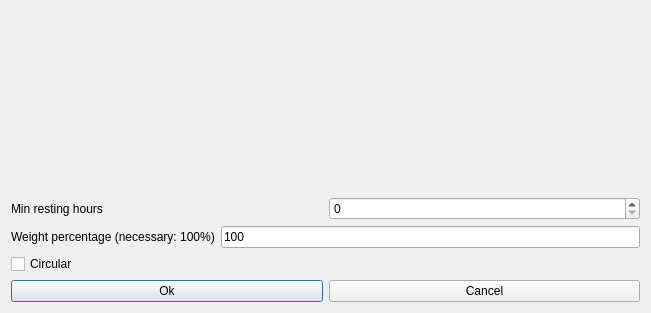
The window that fet/src/interface/modifyconstraintteachersminrestinghoursform_template.ui (vonmecheln/fet) describes before a commit, drawn with Qt 5.
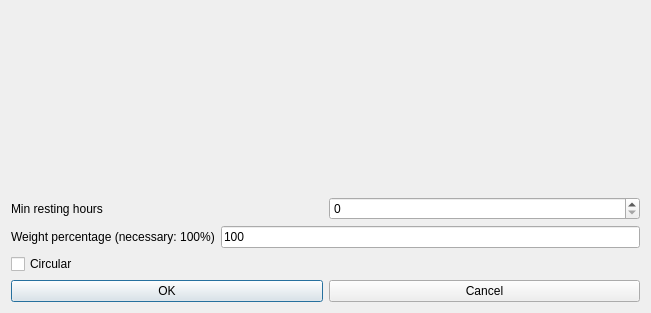
The same window after the commit.

The edit to the form file:
```diff
--- a/fet/src/interface/modifyconstraintteachersminrestinghoursform_template.ui
+++ b/fet/src/interface/modifyconstraintteachersminrestinghoursform_template.ui
@@ -63,7 +63,7 @@
      <item>
       <widget class="QPushButton" name="okPushButton">
        <property name="text">
-        <string>Ok</string>
+        <string>OK</string>
        </property>
       </widget>
      </item>
```
